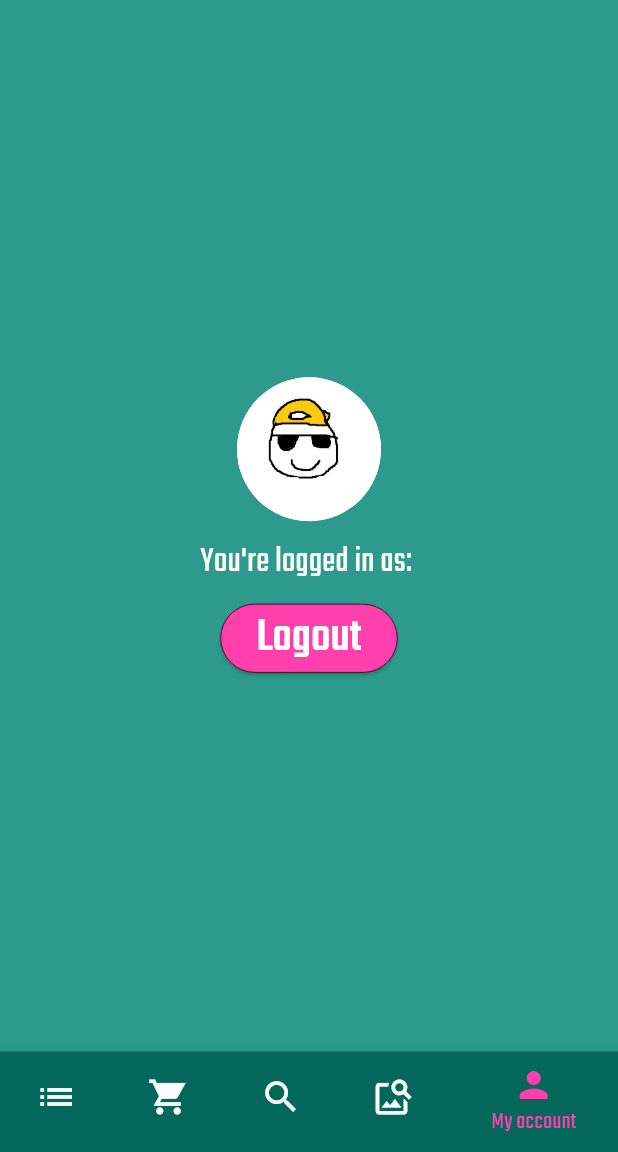
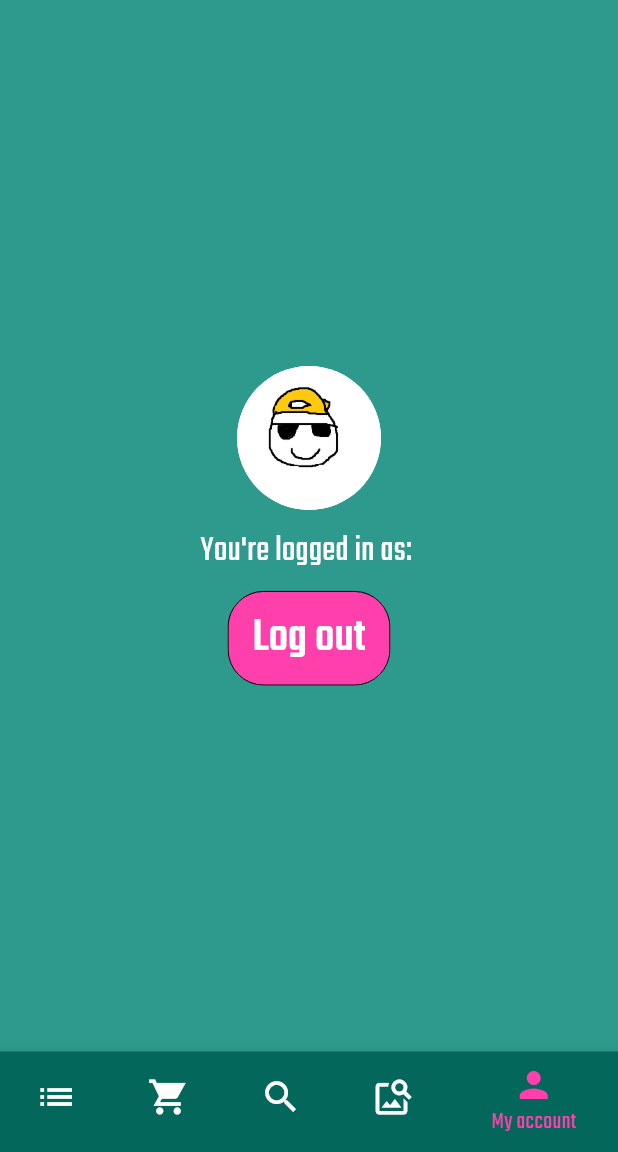
Before and after one commit to kubaolszewski/sneaky_shopper, a Flutter app: the HomePage screen opened directly with empty values, item 5 of the bottom bar chosen, on a phone screen of 412 x 824 dp, the part 84-1236 px from its top. Run offline on Flutter 3.47's test engine with Material 2 defaults, Android fonts, the phone set to English and light mode, and no system bars; our stand-ins replace bloc, cloud_firestore, dio, firebase_auth, firebase_core, flutter_bloc and 5 more; accounts and stored records are empty; generated files the repository leaves out were written again; network calls fail.

Commit message:
Change account page features & update dependencies

```diff
--- a/lib/app/features/home/my_account/my_account_page_content.dart
+++ b/lib/app/features/home/my_account/my_account_page_content.dart
@@ -28,54 +28,24 @@ class MyAccountPageContent extends StatelessWidget {
             'You\'re logged in as: $email',
             style: GoogleFonts.teko(color: Colors.white, fontSize: 24),
           ),
-          // const SizedBox(height: 10),
-          // Row(
-          //   mainAxisAlignment: MainAxisAlignment.center,
-          //   children: [
-          //     Column(
-          //       children: [
-          //         IconButton(
-          //           onPressed: () {},
-          //           icon: const Icon(Icons.settings, color: Colors.white),
-          //         ),
-          //       ],
-          //     ),
-          //     Column(
-          //       children: [
-          //         IconButton(
-          //           onPressed: () {},
-          //           icon: const Icon(Icons.privacy_tip, color: Colors.white),
-          //         ),
-          //       ],
-          //     ),
-          //     Column(
-          //       children: [
-          //         IconButton(
-          //           onPressed: () {},
-          //           icon: const Icon(Iconsax.medal5, color: Colors.white),
-          //         ),
-          //       ],
-          //     ),
-          //   ],
-          // ),
           const SizedBox(height: 10),
-          ElevatedButton(
-            style: ElevatedButton.styleFrom(
-              shape: RoundedRectangleBorder(
-                  borderRadius: BorderRadius.circular(24)),
-              backgroundColor: const Color(0xffff40ac),
-              side: const BorderSide(
-                color: Colors.black,
-                width: 0.5,
-              ),
+          ActionChip(
+            shape: RoundedRectangleBorder(
+              borderRadius: BorderRadius.circular(24),
+            ),
+            side: const BorderSide(
+              color: Colors.black,
+              width: 0.5,
+            ),
+            elevation: 8.0,
+            backgroundColor: const Color(0xffff40ac),
+            label: Text(
+              'Log out',
+              style: GoogleFonts.teko(color: Colors.white, fontSize: 32),
             ),
             onPressed: () {
               context.read<RootCubit>().signOut();
             },
-            child: Text(
-              'Logout',
-              style: GoogleFonts.teko(color: Colors.white, fontSize: 32),
-            ),
           ),
         ],
       ),
```
Also changed, not shown: pubspec.lock, 2 other files.
